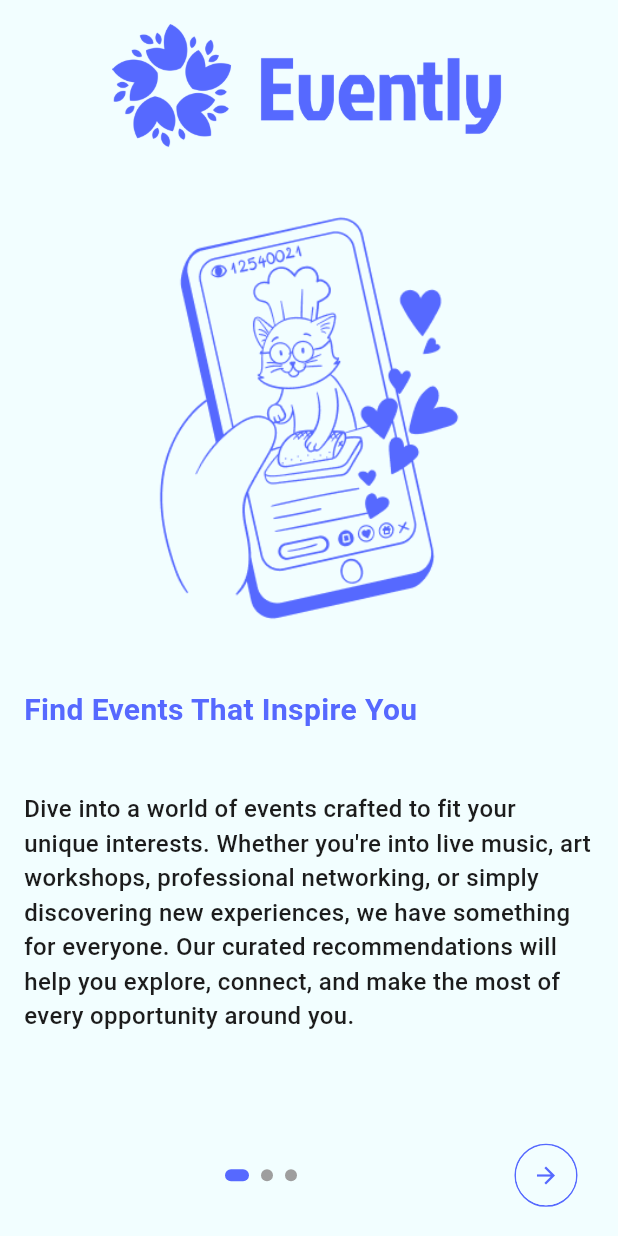
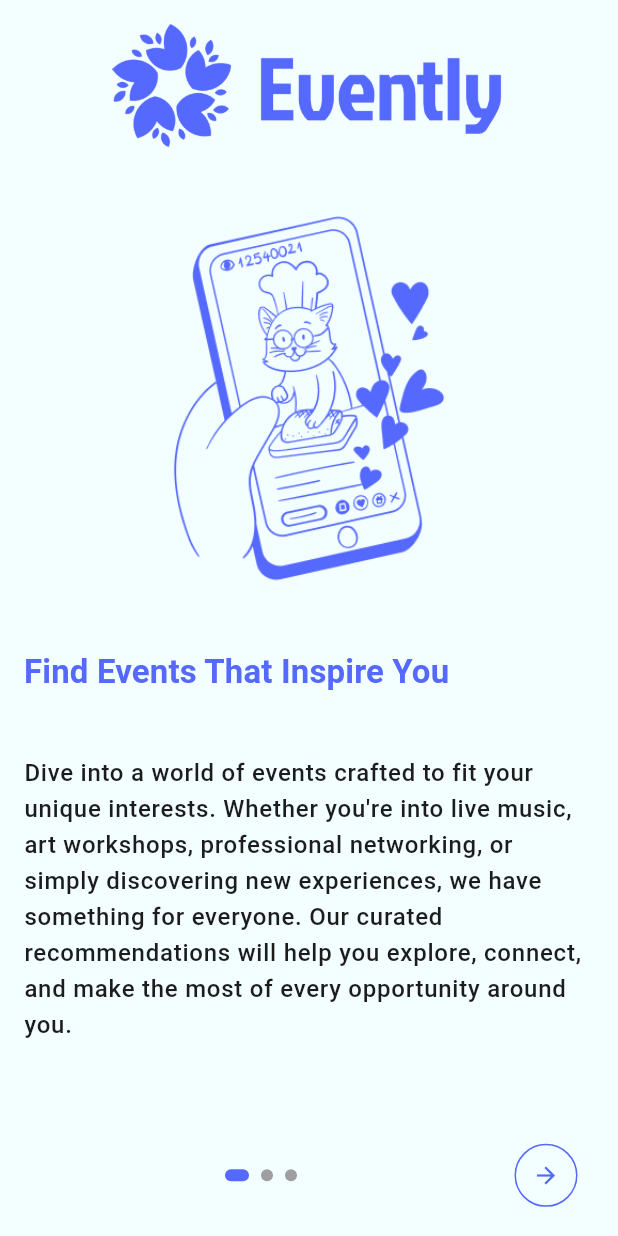
Before and after one commit to NaghamArafa/evently, a Flutter app: the OnBoardingScreen screen opened by its route, on a phone screen of 412 x 824 dp. Run offline on Flutter 3.47's test engine with Material 3 defaults, Android fonts, the light colour scheme and no system bars; our stand-ins replace animated_toggle_switch, cloud_firestore, firebase_auth, firebase_core, google_sign_in, icons_plus; accounts and stored records are empty; generated files the repository leaves out were written again.

Commit message:
Theme and Localizations

```diff
--- a/lib/event/screens/onBoarding/dm.dart
+++ b/lib/event/screens/onBoarding/dm.dart
@@ -1,7 +1,7 @@
 class DM {
   String image;
-  String title;
-  String description;
+  String? title;
+  String? description;
 
-  DM({required this.image, required this.title, required this.description});
+  DM({required this.image, this.title, this.description});
 }
--- a/lib/event/screens/onBoarding/on_boarding.dart
+++ b/lib/event/screens/onBoarding/on_boarding.dart
@@ -1,10 +1,9 @@
 import 'package:evently/event/core/app_assets.dart';
 import 'package:evently/event/core/app_colors.dart';
-import 'package:evently/event/core/app_styles.dart';
 import 'package:evently/event/core/provider/theme_provider.dart';
-import 'package:evently/event/screens/home/home_screen.dart';
 import 'package:evently/event/screens/login/login_screen.dart';
 import 'package:flutter/material.dart';
+import 'package:flutter_gen/gen_l10n/app_localizations.dart';
 import 'package:provider/provider.dart';
 
 class OnBoardingScreen extends StatefulWidget {
@@ -16,50 +15,40 @@ class OnBoardingScreen extends StatefulWidget {
 
 class _OnBoardingScreenState extends State<OnBoardingScreen> {
   late ThemeProvider themeProvider;
+  late AppLocalizations appLocalizations;
 
   final PageController pageController = PageController();
   int currentIndex = 0;
+
+  @override
+  Widget build(BuildContext context) {
+    themeProvider = Provider.of<ThemeProvider>(context);
+    appLocalizations =
+        AppLocalizations.of(context) ?? AppLocalizations.of(context)!;
 
     final List<Map<String, String>> onboardingData = [
       {
         "image": AppAssets.onBoardingPage1,
         "imageDark": AppAssets.onBoardingPage1,
-      "title": "Find Events That Inspire You",
-      "description":
-          "Dive into a world of events crafted to fit your unique interests. Whether you're into live music, art workshops, professional networking, or simply discovering new experiences, we have something for everyone. Our curated recommendations will help you explore, connect, and make the most of every opportunity around you."
+        "title": appLocalizations.title1,
+        "description": appLocalizations.des1
       },
       {
         "image": AppAssets.onBoardingPage2Light,
         "imageDark": AppAssets.onBoardingPage2Dark,
-      "title": "Effortless Event Planning",
-      "description":
-          "Take the hassle out of organizing events with our all-in-one planning tools. From setting up invites and managing RSVPs to scheduling reminders and coordinating details, we’ve got you covered. Plan with ease and focus on what matters – creating an unforgettable experience for you and your guests."
+        "title": appLocalizations.title2,
+        "description": appLocalizations.des2
       },
       {
         "image": AppAssets.onBoardingPage3Light,
         "imageDark": AppAssets.onBoardingPage3Dark,
-      "title": "Connect with Friends & Share Moments",
-      "description":
-          "Make every event memorable by sharing the experience with others. Our platform lets you invite friends, keep everyone in the loop, and celebrate moments together. Capture and share the excitement with your network, so you can relive the highlights and cherish the memories."
+        "title": appLocalizations.title3,
+        "description": appLocalizations.des3
       },
     ];
 
-  void nextPage() {
-    if (currentIndex < onboardingData.length - 1) {
-      pageController.nextPage(
-          duration: Duration(milliseconds: 300), curve: Curves.ease);
-    } else {
-      Navigator.pushReplacementNamed(context, HomeScreen.routeName);
-    }
-  }
-
-  @override
-  Widget build(BuildContext context) {
-    themeProvider = Provider.of<ThemeProvider>(context);
-
     return SafeArea(
       child: Scaffold(
-        backgroundColor: AppColors.white,
         body: Column(
           children: [
             Expanded(
@@ -72,7 +61,7 @@ class _OnBoardingScreenState extends State<OnBoardingScreen> {
                   });
                 },
                 itemBuilder: (context, index) {
-                  return buildScreen(context, onboardingData, index);
+                  return (buildScreen(context, onboardingData, index));
                 },
               ),
             ),
@@ -109,7 +98,7 @@ class _OnBoardingScreenState extends State<OnBoardingScreen> {
               Expanded(
                 child: Text(
                   onboardingData[index]["title"]!,
-                  style: AppStyles.titleStyle,
+                  style: Theme.of(context).textTheme.labelLarge,
                   textAlign: TextAlign.start,
                 ),
               ),
@@ -119,7 +108,7 @@ class _OnBoardingScreenState extends State<OnBoardingScreen> {
           Text(
             onboardingData[index]["description"]!,
             textAlign: TextAlign.start,
-            style: AppStyles.desStyle,
+            style: Theme.of(context).textTheme.bodyLarge,
           ),
           Spacer(),
           Row(mainAxisAlignment: MainAxisAlignment.spaceBetween, children: [
@@ -140,7 +129,7 @@ class _OnBoardingScreenState extends State<OnBoardingScreen> {
                             color: AppColors.purple, width: 1), // Purple border
                       ),
                       child: CircleAvatar(
-                        backgroundColor: AppColors.white,
+                        backgroundColor: Colors.transparent,
                         child: Icon(Icons.arrow_back_outlined,
                             color: AppColors.purple),
                       ),
@@ -185,7 +174,7 @@ class _OnBoardingScreenState extends State<OnBoardingScreen> {
                         color: AppColors.purple, width: 1), // Purple border
                   ),
                   child: CircleAvatar(
-                    backgroundColor: AppColors.white,
+                    backgroundColor: Colors.transparent,
                     child: Icon(Icons.arrow_forward_outlined,
                         color: AppColors.purple),
                   ),
--- a/lib/main.dart
+++ b/lib/main.dart
@@ -56,7 +56,7 @@ class MyApp extends StatelessWidget {
         SignupScreen.routeName: (_) => SignupScreen(),
         AddEvent.routeName: (_) => AddEvent(),
       },
-      initialRoute: HomeScreen.routeName,
+      initialRoute: OnboardingSetupScreen.routeName,
     );
   }
 }
```
Also changed, not shown: lib/event/l10n/app_ar.arb (+7 -1 lines), lib/event/l10n/app_en.arb (+7 -2 lines). Lines whose indentation alone changed are shown as unchanged.
